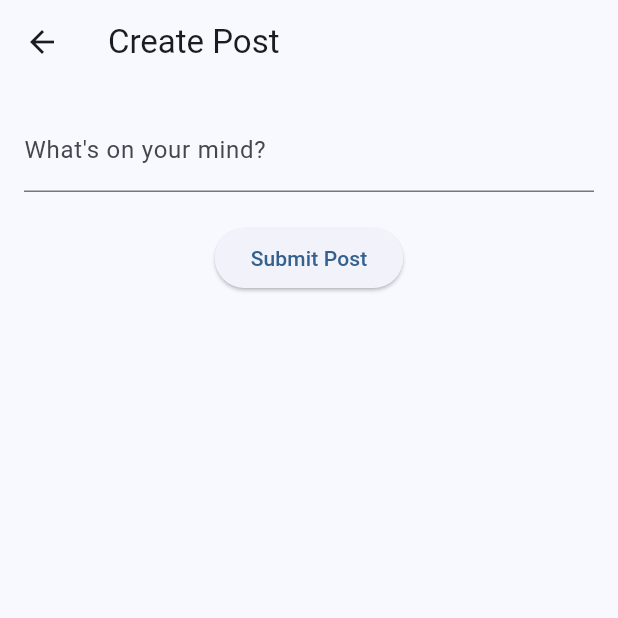
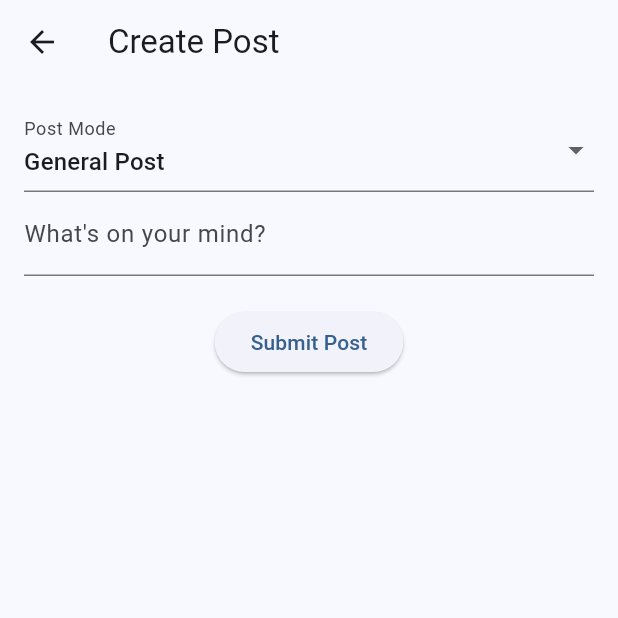
Before and after one commit to Faisal-bits/goic, a Flutter app: the NewPostScreen screen opened directly, on a phone screen of 412 x 824 dp, the top half of it. Run offline on Flutter 3.47's test engine with Material 3 defaults, Android fonts, the light colour scheme and no system bars; our stand-ins replace cloud_firestore, firebase_auth, firebase_core, firebase_storage, fl_chart, flutter_slidable and 5 more; accounts and stored records are empty; network calls fail.

Commit message:
Improvements?
I dont even know what new changes i made i lost track

```diff
--- a/lib/models/post.dart
+++ b/lib/models/post.dart
@@ -6,11 +6,12 @@ class Post {
   final String userId;
   final String content;
   final DateTime timestamp;
-  int likesCount; // Mutable to allow updates in the UI
+  int likesCount;
   int repliesCount;
-  List<String> likedByUsers; // Mutable to allow updates in the UI
-  String? firstName; // Optional user's first name
-  String? profilePicUrl; // Optional URL to the user's profile picture
+  List<String> likedByUsers;
+  String? firstName;
+  String? profilePicUrl;
+  final String mode; // Add this field to indicate the post mode
 
   Post({
     required this.postId,
@@ -22,11 +23,11 @@ class Post {
     required this.likedByUsers,
     this.firstName,
     this.profilePicUrl,
+    required this.mode, // Add this parameter to the constructor
   });
 
   factory Post.fromFirestore(DocumentSnapshot doc) {
     Map<String, dynamic> data = doc.data() as Map<String, dynamic>;
-    // Safe casting with fallbacks for null or missing values
     DateTime timestamp = data['timestamp'] != null
         ? (data['timestamp'] as Timestamp).toDate()
         : DateTime.now();
@@ -47,6 +48,7 @@ class Post {
       likesCount: likesCount,
       repliesCount: repliesCount,
       likedByUsers: likedByUsers,
+      mode: data['mode'] ?? 'general', // Add this line to set the mode field
     );
   }
 
--- a/lib/pages/community_page.dart
+++ b/lib/pages/community_page.dart
@@ -94,6 +94,10 @@ class _CommunityPageState extends State<CommunityPage> {
 
   Widget _buildTrailingIcons(Post post) {
     final userId = FirebaseAuth.instance.currentUser?.uid;
+    final isAdmin =
+        FirebaseAuth.instance.currentUser?.email == 'admin@example.com';
+    final isOwner = post.userId == userId;
+
     if (userId == null) {
       // Handle case when the user is not logged in
       return const SizedBox.shrink(); // Return an empty widget
@@ -114,6 +118,23 @@ class _CommunityPageState extends State<CommunityPage> {
           icon: const Icon(Icons.reply),
           onPressed: () => _showReplies(context, post),
         ),
+        if (isAdmin || isOwner)
+          IconButton(
+            icon: const Icon(Icons.delete),
+            onPressed: () async {
+              try {
+                await _postService.deletePost(post.postId);
+                if (!mounted) return;
+                ScaffoldMessenger.of(context).showSnackBar(
+                  const SnackBar(content: Text('Post deleted successfully')),
+                );
+              } catch (error) {
+                ScaffoldMessenger.of(context).showSnackBar(
+                  const SnackBar(content: Text('Failed to delete post')),
+                );
+              }
+            },
+          ),
       ],
     );
   }
--- a/lib/pages/landing_page.dart
+++ b/lib/pages/landing_page.dart
@@ -295,8 +295,8 @@ class _LandingPageState extends State<LandingPage> {
     try {
       await _auth.signInWithEmailAndPassword(email: email, password: password);
       if (!mounted) return;
-      Navigator.of(context).pushReplacement(MaterialPageRoute(
-          builder: (context) => const NavBar())); // Navigate to main screen
+      Navigator.of(context).pushReplacement(
+          MaterialPageRoute(builder: (context) => const NavBar()));
     } catch (e) {
       if (!mounted) return;
       ScaffoldMessenger.of(context).showSnackBar(const SnackBar(
--- a/lib/pages/new_post.dart
+++ b/lib/pages/new_post.dart
@@ -16,6 +16,8 @@ class NewPostScreen extends StatefulWidget {
 class _NewPostScreenState extends State<NewPostScreen> {
   final TextEditingController _controller = TextEditingController();
   bool _isSubmitting = false;
+  String _selectedMode =
+      'general'; // Add this line to declare and initialize _selectedMode
 
   Future<void> _submitPost() async {
     if (_isSubmitting) return; // Prevent multiple submissions
@@ -46,6 +48,7 @@ class _NewPostScreenState extends State<NewPostScreen> {
       'timestamp': FieldValue.serverTimestamp(),
       'likesCount': 0,
       'repliesCount': 0,
+      'mode': _selectedMode,
     };
 
     // Attempt to save post to Firestore
@@ -75,6 +78,23 @@ class _NewPostScreenState extends State<NewPostScreen> {
         padding: const EdgeInsets.all(16.0),
         child: Column(
           children: [
+            DropdownButtonFormField<String>(
+              value: _selectedMode,
+              onChanged: (value) {
+                setState(() {
+                  _selectedMode = value!;
+                });
+              },
+              items: ['general', 'qa'].map((mode) {
+                return DropdownMenuItem<String>(
+                  value: mode,
+                  child: Text(mode == 'general' ? 'General Post' : 'Q&A Post'),
+                );
+              }).toList(),
+              decoration: const InputDecoration(
+                labelText: 'Post Mode',
+              ),
+            ),
             TextField(
               controller: _controller,
               decoration: InputDecoration(
@@ -87,7 +107,8 @@ class _NewPostScreenState extends State<NewPostScreen> {
             ElevatedButton(
               onPressed: _isSubmitting ? null : _submitPost,
               child: Text(
-                  AppLocalizations.of(context)?.submitPost ?? 'Submit Post'),
+                AppLocalizations.of(context)?.submitPost ?? 'Submit Post',
+              ),
             ),
           ],
         ),
--- a/pubspec.yaml
+++ b/pubspec.yaml
@@ -56,6 +56,7 @@ dependencies:
   flutter_localizations:
     sdk: flutter
   intl: ^0.18.1
+  change_app_package_name: ^1.1.0
 
 
   # The following adds the Cupertino Icons font to your application.
```
Also changed, not shown: lib/pages/home/f_trade_page.dart (+1 -11 lines), lib/pages/home/socio_economic/socio_economic_result_page.dart (+10 -6 lines), lib/pages/home/trending_widget.dart (deleted, +0 -44 lines), lib/services/post_service.dart (+47 -0 lines), pubspec.lock, 72 other files.
